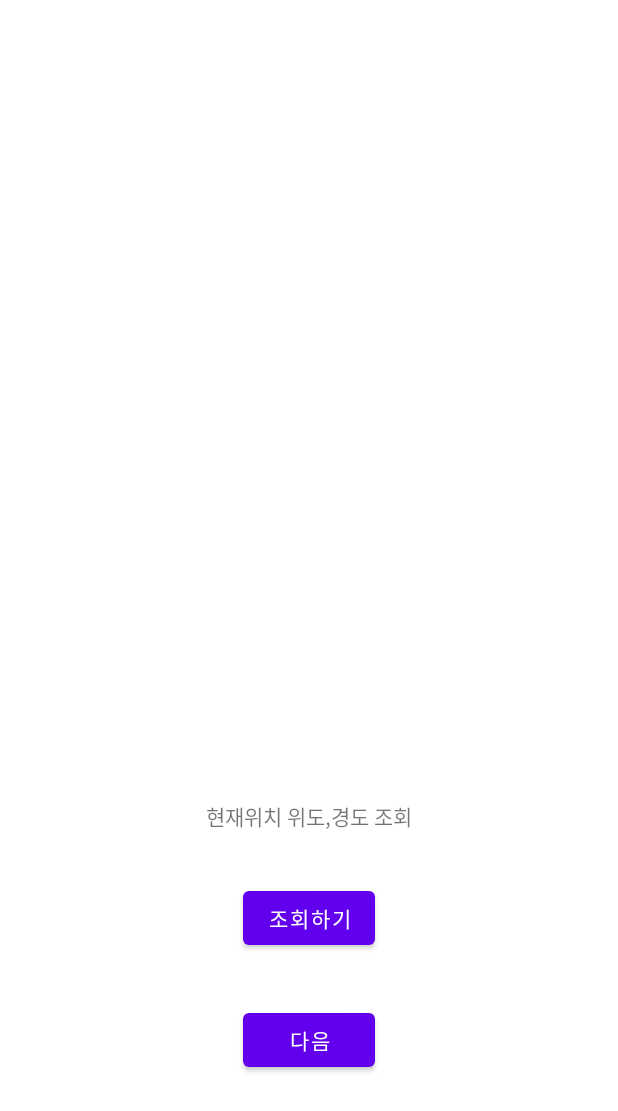
After one commit to seongmin2001/TeamProject, an Android app: the layout activity_gpsactivity.xml on its own in the app's theme, with its tools: preview values and no code run, on a phone screen of 412 x 824 dp. The commit adds this screen. Shown: the top 1111 px of the screen. Run offline under Robolectric (Android 15) with nearby library versions, the phone set to English and light mode, and no system bars.

Commit message:
파일 수정

```diff
--- /dev/null
+++ b/app/src/main/res/layout/activity_gpsactivity.xml
@@ -0,0 +1,40 @@
+<?xml version="1.0" encoding="utf-8"?>
+<LinearLayout xmlns:android="http://schemas.android.com/apk/res/android"
+    xmlns:app="http://schemas.android.com/apk/res-auto"
+    xmlns:tools="http://schemas.android.com/tools"
+    android:layout_width="match_parent"
+    android:layout_height="match_parent"
+    android:orientation="vertical"
+    tools:context=".GPSActivity">
+
+    <TextView
+        android:id="@+id/textview"
+        android:layout_width="wrap_content"
+        android:layout_height="wrap_content"
+        android:layout_gravity="center"
+        android:layout_marginTop="800px"
+        android:text="현재위치 위도,경도 조회"
+        tools:layout_editor_absoluteX="135dp"
+        tools:layout_editor_absoluteY="238dp" />
+
+    <Button
+        android:id="@+id/button"
+        android:layout_width="wrap_content"
+        android:layout_height="wrap_content"
+        android:layout_gravity="center"
+        android:layout_marginTop="50px"
+        android:text="조회하기"
+        tools:layout_editor_absoluteX="161dp"
+        tools:layout_editor_absoluteY="330dp" />
+
+    <Button
+        android:id="@+id/button2"
+        android:layout_width="wrap_content"
+        android:layout_height="wrap_content"
+        android:layout_gravity="center"
+        android:layout_marginTop="50px"
+        android:text="다음"
+        tools:layout_editor_absoluteX="161dp"
+        tools:layout_editor_absoluteY="441dp" />
+
+</LinearLayout>
```
Also changed, not shown: app/src/main/AndroidManifest.xml (+20 -4 lines), app/src/main/java/com/example/test/GPSActivity.java (added, +222 -0 lines), app/src/main/java/com/example/test/GpsTracker.java (added, +159 -0 lines), app/src/main/java/com/example/test/MainPageActivity.java (+32 -6 lines), app/src/main/java/com/example/test/ParsingActivity.java (added, +140 -0 lines), app/src/main/java/com/example/test/body.java (added, +62 -0 lines), app/src/main/res/layout/activity_mainpage.xml (+14 -2 lines), app/src/main/res/layout/activity_parsing.xml (added, +39 -0 lines), app/src/main/res/drawable/logo.png (deleted).
